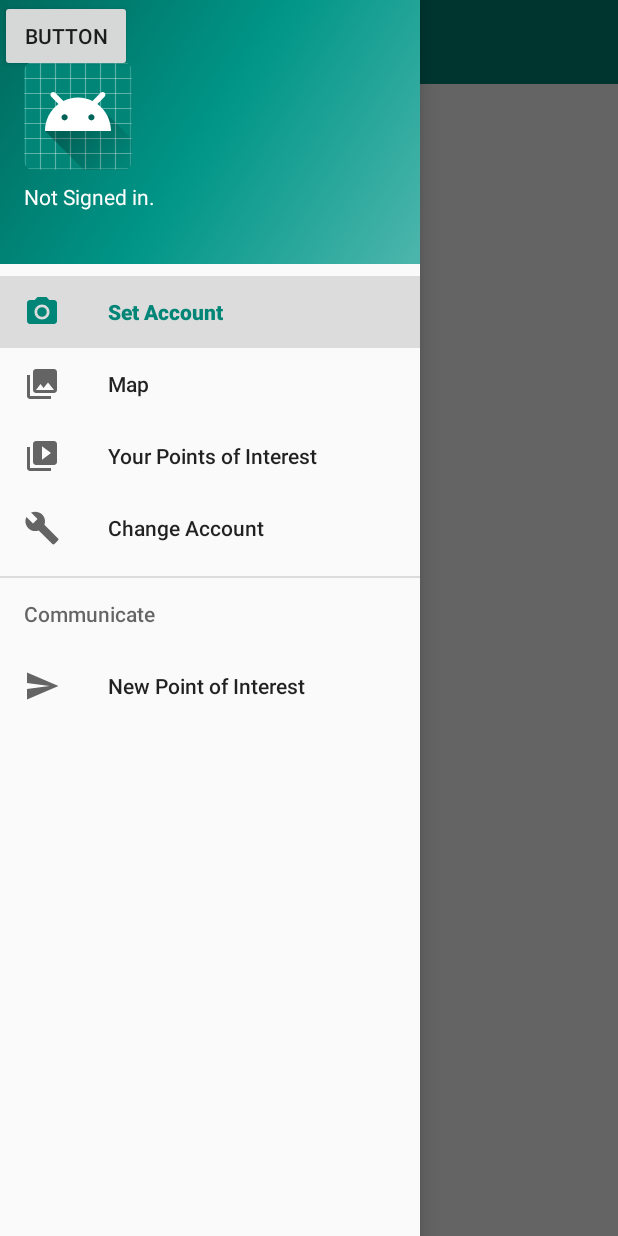
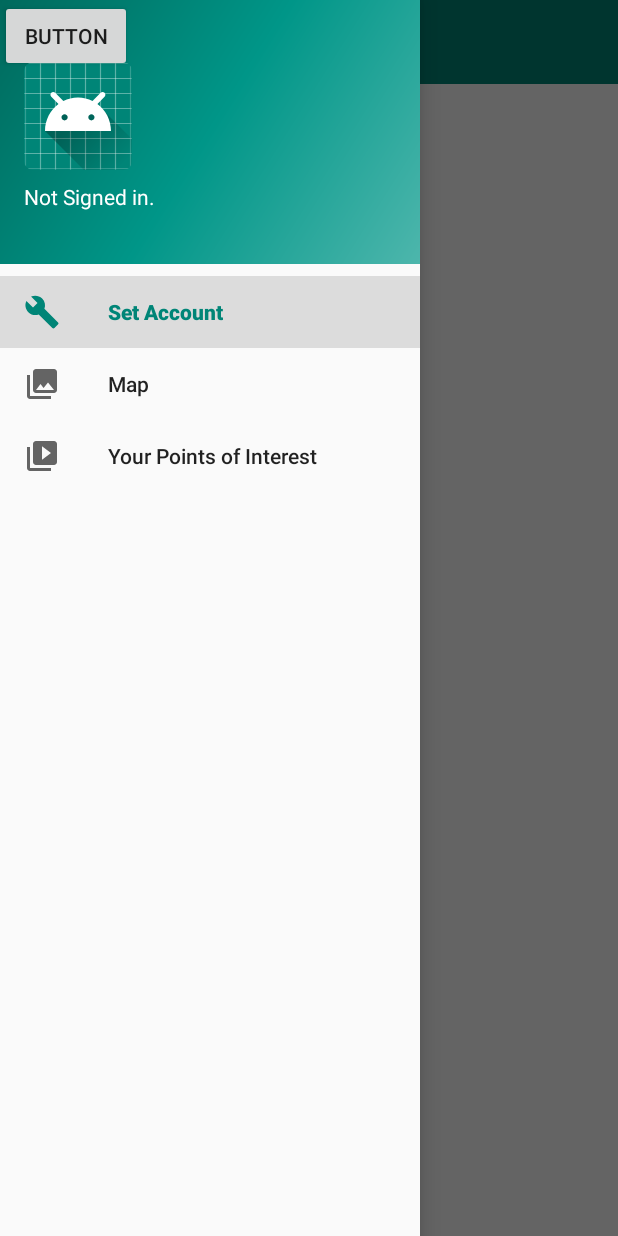
Before and after one commit to oliverbenee/point-of-interest, an Android app: the screen it shows after launch (MainActivity), with the side drawer open, on a phone screen of 412 x 824 dp. Run offline under Robolectric (Android 15) with nearby library versions, the phone set to English and light mode, and no system bars; our stand-ins replace Firebase (no records; nobody signed in at launch, a user with empty details on screens opened directly), navigation-ui; 2 statements that could not run were skipped.

Commit message:
Javadoc and implemented splash screen. Removed unused viewmodels

```diff
--- a/app/src/main/AndroidManifest.xml
+++ b/app/src/main/AndroidManifest.xml
@@ -20,7 +20,7 @@
         android:roundIcon="@mipmap/ic_launcher_round"
         android:supportsRtl="true"
         android:theme="@style/AppTheme">
-        <activity android:name=".ui.SplashScreenActivity">
+        <activity android:name=".SplashScreenActivity">
             <intent-filter>
                 <action android:name="android.intent.action.MAIN" />
 
--- a/app/src/main/java/com/example/poi_drawer/ui/Welcome/WelcomeFragment.java
+++ b/app/src/main/java/com/example/poi_drawer/ui/Welcome/WelcomeFragment.java
@@ -21,7 +21,7 @@ import com.example.poi_drawer.ui.send.SendFragment;
 import com.example.poi_drawer.ui.video.TutorialFragment;
 
 /**
- * The WelcomeFragment ensures, that the welcome message is displayed to the user.
+ * The WelcomeFragment ensures, that the welcome message is displayed to the user. This fragment also allows users to sign in with google.
  *
  * @author Oliver Medoc Benée Petersen, 201806928
  * @version 1.0
--- a/app/src/main/java/com/example/poi_drawer/ui/video/TutorialFragment.java
+++ b/app/src/main/java/com/example/poi_drawer/ui/video/TutorialFragment.java
@@ -18,7 +18,7 @@ import com.example.poi_drawer.R;
 import com.example.poi_drawer.ui.map.MapFragment;
 
 /**
- * The WelcomeFragment shows the video to the user.
+ * The TutorialFragment shows the tutorial video to the user.
  *
  * @author Oliver Medoc Benée Petersen 201806928, Android Studio templates.
  * @version 1.0
@@ -79,6 +79,9 @@ public class TutorialFragment extends Fragment {
         return view;
     }
 
+    /*
+     * Play the tutorial video.
+     */
     public void playVideo(View view){
         startActivity(new Intent(Intent.ACTION_VIEW,Uri.parse("http://www.youtube.com/watch?v=Hxy8BZGQ5Jo")));
         Log.i("Video", "Video Playing....");
--- a/app/src/main/res/layout/activity_splash_screen.xml
+++ b/app/src/main/res/layout/activity_splash_screen.xml
@@ -4,13 +4,13 @@
     xmlns:tools="http://schemas.android.com/tools"
     android:layout_width="match_parent"
     android:layout_height="match_parent"
-    tools:context=".ui.SplashScreenActivity">
+    tools:context=".SplashScreenActivity">
 
     <TextView
         android:layout_width="wrap_content"
         android:layout_height="wrap_content"
         android:layout_centerInParent="true"
-        android:text="Splash Screen :) :) :) :) :) :)"
+        android:text="@string/splash_screen_line"
         android:textSize="20sp"
         app:layout_constraintBottom_toBottomOf="parent"
         app:layout_constraintEnd_toEndOf="parent"
--- a/app/src/main/res/menu/activity_main_drawer.xml
+++ b/app/src/main/res/menu/activity_main_drawer.xml
@@ -6,7 +6,7 @@
     <group android:checkableBehavior="single">
         <item
             android:id="@+id/nav_home"
-            android:icon="@drawable/ic_menu_camera"
+            android:icon="@drawable/ic_menu_manage"
             android:title="@string/menu_sign_in" />
         <item
             android:id="@+id/nav_map"
@@ -16,19 +16,5 @@
             android:id="@+id/nav_slideshow"
             android:icon="@drawable/ic_menu_slideshow"
             android:title="@string/menu_poilist" />
-        <item
-            android:id="@+id/nav_tools"
-            android:icon="@drawable/ic_menu_manage"
-            android:title="@string/menu_tools" />
     </group>
-
-    <item android:title="Communicate">
-        <menu>
-            <item
-                android:id="@+id/nav_send"
-                android:icon="@drawable/ic_menu_send"
-                android:title="@string/menu_create" />
-        </menu>
-    </item>
-
 </menu>
--- a/app/src/main/res/values/strings.xml
+++ b/app/src/main/res/values/strings.xml
@@ -55,4 +55,5 @@
         <item>Shopping</item>
     </array>
     <string name="title_activity_welcome">WelcomeActivity</string>
+    <string name="splash_screen_line">Point of Interest</string>
 </resources>
```
Also changed, not shown: app/src/main/java/com/example/poi_drawer/MainActivity.java (+22 -0 lines), app/src/main/java/com/example/poi_drawer/PoInterest.java (+34 -2 lines), app/src/main/java/com/example/poi_drawer/SplashScreenActivity.java (renamed from app/src/main/java/com/example/poi_drawer/ui/SplashScreenActivity.java, +6 -4 lines), app/src/main/java/com/example/poi_drawer/ui/Welcome/WelcomeViewModel.java (deleted, +0 -34 lines), app/src/main/java/com/example/poi_drawer/ui/map/MapFragment.java (+25 -0 lines), app/src/main/java/com/example/poi_drawer/ui/send/SendFragment.java (+8 -2 lines), app/src/main/java/com/example/poi_drawer/ui/video/VideoViewModel.java (deleted, +0 -34 lines), app/src/main/java/com/example/poi_drawer/ui/yourpois/YourpoisFragment.java (+19 -1 lines), app/src/main/java/com/example/poi_drawer/ui/yourpois/YourpoisViewModel.java (deleted, +0 -33 lines).
